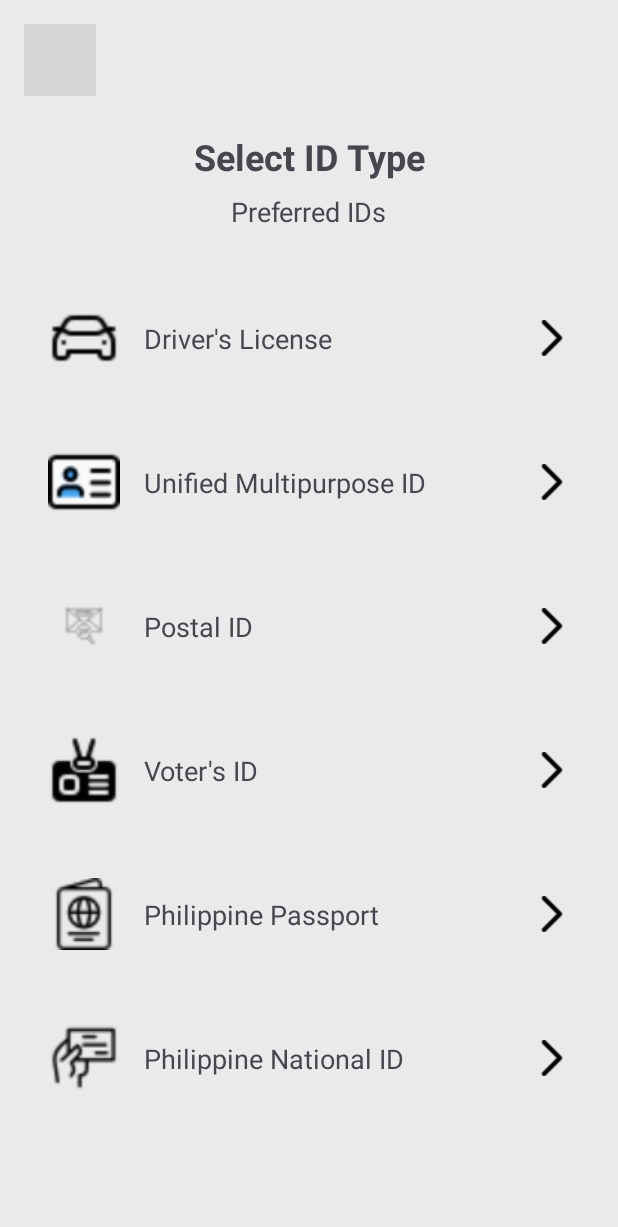
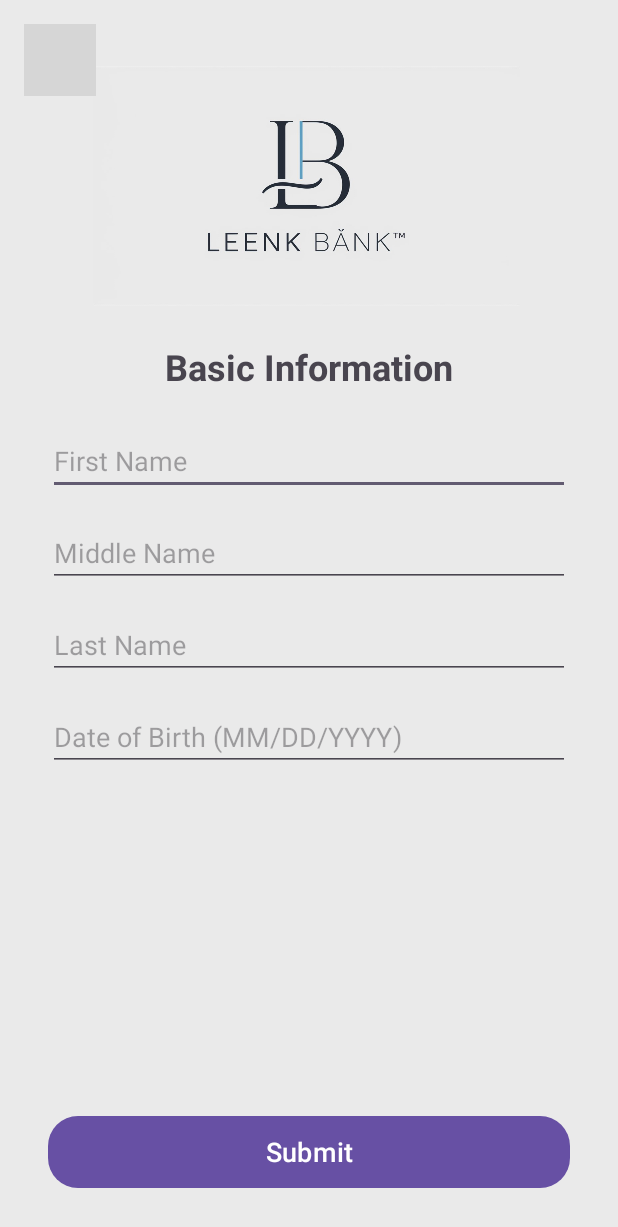
Before and after one commit to nonshas20/Leenk, an Android app: the SelectIdTypeActivity screen opened directly, with no data from a screen before it, after a tap on "Voter's ID", on a phone screen of 412 x 824 dp. Shown: the top 1227 px of the screen. Run offline under Robolectric (Android 15) with nearby library versions, the phone set to English and light mode, and no system bars; our stand-ins replace Firebase (no records; nobody signed in at launch, a user with empty details on screens opened directly); grey boxes are pictures that could not be loaded.

Commit message:
-added basic info activity (di paren nagana cam, bypass muna)

```diff
--- a/app/src/main/AndroidManifest.xml
+++ b/app/src/main/AndroidManifest.xml
@@ -29,6 +29,8 @@
         <activity android:name=".EmailVerificationActivity" />
         <activity android:name=".ScanIdSplashActivity" />
         <activity android:name=".SelectIdTypeActivity" />
+        <activity android:name=".BasicInfoActivity" />
+
 
 
 
--- /dev/null
+++ b/app/src/main/java/com/example/leenk/BasicInfoActivity.java
@@ -0,0 +1,66 @@
+package com.example.leenk;
+
+import androidx.appcompat.app.AppCompatActivity;
+import android.os.Bundle;
+import android.widget.Button;
+import android.widget.EditText;
+import android.widget.ImageButton;
+import android.widget.Toast;
+import com.google.firebase.auth.FirebaseAuth;
+import com.google.firebase.database.DatabaseReference;
+import com.google.firebase.database.FirebaseDatabase;
+
+public class BasicInfoActivity extends AppCompatActivity {
+
+    private EditText etFirstName, etMiddleName, etLastName, etDateOfBirth;
+    private Button btnSubmit;
+    private ImageButton btnBack;
+    private FirebaseAuth mAuth;
+    private DatabaseReference mDatabase;
+
+    @Override
+    protected void onCreate(Bundle savedInstanceState) {
+        super.onCreate(savedInstanceState);
+        setContentView(R.layout.activity_basic_info);
+
+        mAuth = FirebaseAuth.getInstance();
+        mDatabase = FirebaseDatabase.getInstance().getReference();
+
+        etFirstName = findViewById(R.id.etFirstName);
+        etMiddleName = findViewById(R.id.etMiddleName);
+        etLastName = findViewById(R.id.etLastName);
+        etDateOfBirth = findViewById(R.id.etDateOfBirth);
+        btnSubmit = findViewById(R.id.btnSubmit);
+        btnBack = findViewById(R.id.btnBack);
+
+        btnBack.setOnClickListener(v -> finish());
+
+        btnSubmit.setOnClickListener(v -> submitBasicInfo());
+    }
+
+    private void submitBasicInfo() {
+        String firstName = etFirstName.getText().toString().trim();
+        String middleName = etMiddleName.getText().toString().trim();
+        String lastName = etLastName.getText().toString().trim();
+        String dateOfBirth = etDateOfBirth.getText().toString().trim();
+
+        if (firstName.isEmpty() || lastName.isEmpty() || dateOfBirth.isEmpty()) {
+            Toast.makeText(this, "Please fill in all required fields", Toast.LENGTH_SHORT).show();
+            return;
+        }
+
+        String userId = mAuth.getCurrentUser().getUid();
+        DatabaseReference userRef = mDatabase.child("users").child(userId).child("basic_info");
+
+        userRef.child("first_name").setValue(firstName);
+        userRef.child("middle_name").setValue(middleName);
+        userRef.child("last_name").setValue(lastName);
+        userRef.child("date_of_birth").setValue(dateOfBirth)
+                .addOnSuccessListener(aVoid -> {
+                    Toast.makeText(BasicInfoActivity.this, "Basic information saved successfully", Toast.LENGTH_SHORT).show();
+                    // TODO: Navigate to the next activity or finish the process
+                    finish();
+                })
+                .addOnFailureListener(e -> Toast.makeText(BasicInfoActivity.this, "Failed to save information", Toast.LENGTH_SHORT).show());
+    }
+}
--- a/app/src/main/java/com/example/leenk/SelectIdTypeActivity.java
+++ b/app/src/main/java/com/example/leenk/SelectIdTypeActivity.java
@@ -37,9 +37,9 @@ public class SelectIdTypeActivity extends AppCompatActivity {
         tvIdName.setText(idName);
 
         itemView.setOnClickListener(v -> {
-            // TODO: Handle ID type selection
-            // For now, we'll just pass the selected ID type to a placeholder next activity
-
+            Intent intent = new Intent(SelectIdTypeActivity.this, BasicInfoActivity.class);
+            intent.putExtra("SELECTED_ID_TYPE", idName);
+            startActivity(intent);
         });
     }
 }
--- /dev/null
+++ b/app/src/main/res/layout/activity_basic_info.xml
@@ -0,0 +1,110 @@
+<?xml version="1.0" encoding="utf-8"?>
+<androidx.constraintlayout.widget.ConstraintLayout
+    xmlns:android="http://schemas.android.com/apk/res/android"
+    xmlns:app="http://schemas.android.com/apk/res-auto"
+    xmlns:tools="http://schemas.android.com/tools"
+    android:layout_width="match_parent"
+    android:layout_height="match_parent"
+    android:background="@color/background_color"
+    tools:context=".BasicInfoActivity">
+
+    <ImageButton
+        android:id="@+id/btnBack"
+        android:layout_width="48dp"
+        android:layout_height="48dp"
+        android:layout_margin="16dp"
+        android:background="@android:color/transparent"
+        android:src="@drawable/ic_arrow_back"
+        app:layout_constraintStart_toStartOf="parent"
+        app:layout_constraintTop_toTopOf="parent" />
+
+    <ImageView
+        android:id="@+id/ivLogo"
+        android:layout_width="315dp"
+        android:layout_height="160dp"
+        android:layout_marginTop="44dp"
+        android:src="@drawable/leenklogo"
+        app:layout_constraintEnd_toEndOf="parent"
+        app:layout_constraintHorizontal_bias="0.483"
+        app:layout_constraintStart_toStartOf="parent"
+        app:layout_constraintTop_toTopOf="parent" />
+
+    <TextView
+        android:id="@+id/tvTitle"
+        android:layout_width="wrap_content"
+        android:layout_height="wrap_content"
+        android:layout_marginTop="24dp"
+        android:text="Basic Information"
+        android:textSize="24sp"
+        android:textStyle="bold"
+        app:layout_constraintEnd_toEndOf="parent"
+        app:layout_constraintStart_toStartOf="parent"
+        app:layout_constraintTop_toBottomOf="@id/ivLogo" />
+
+    <EditText
+        android:id="@+id/etFirstName"
+        android:layout_width="0dp"
+        android:layout_height="wrap_content"
+        android:layout_marginTop="24dp"
+        android:layout_marginStart="32dp"
+        android:layout_marginEnd="32dp"
+        android:hint="First Name"
+        android:inputType="textPersonName"
+        app:layout_constraintEnd_toEndOf="parent"
+        app:layout_constraintStart_toStartOf="parent"
+        app:layout_constraintTop_toBottomOf="@id/tvTitle" />
+
+    <EditText
+        android:id="@+id/etMiddleName"
+        android:layout_width="0dp"
+        android:layout_height="wrap_content"
+        android:layout_marginTop="16dp"
+        android:layout_marginStart="32dp"
+        android:layout_marginEnd="32dp"
+        android:hint="Middle Name"
+        android:inputType="textPersonName"
+        app:layout_constraintEnd_toEndOf="parent"
+        app:layout_constraintStart_toStartOf="parent"
+        app:layout_constraintTop_toBottomOf="@id/etFirstName" />
+
+    <EditText
+        android:id="@+id/etLastName"
+        android:layout_width="0dp"
+        android:layout_height="wrap_content"
+        android:layout_marginTop="16dp"
+        android:layout_marginStart="32dp"
+        android:layout_marginEnd="32dp"
+        android:hint="Last Name"
+        android:inputType="textPersonName"
+        app:layout_constraintEnd_toEndOf="parent"
+        app:layout_constraintStart_toStartOf="parent"
+        app:layout_constraintTop_toBottomOf="@id/etMiddleName" />
+
+    <EditText
+        android:id="@+id/etDateOfBirth"
+        android:layout_width="0dp"
+        android:layout_height="wrap_content"
+        android:layout_marginTop="16dp"
+        android:layout_marginStart="32dp"
+        android:layout_marginEnd="32dp"
+        android:hint="Date of Birth (MM/DD/YYYY)"
+        android:inputType="date"
+        app:layout_constraintEnd_toEndOf="parent"
+        app:layout_constraintStart_toStartOf="parent"
+        app:layout_constraintTop_toBottomOf="@id/etLastName" />
+
+    <Button
+        android:id="@+id/btnSubmit"
+        android:layout_width="0dp"
+        android:layout_height="wrap_content"
+        android:layout_marginStart="32dp"
+        android:layout_marginEnd="32dp"
+        android:layout_marginBottom="32dp"
+        android:text="Submit"
+        android:textSize="18sp"
+        android:background="@drawable/button_background"
+        app:layout_constraintBottom_toBottomOf="parent"
+        app:layout_constraintEnd_toEndOf="parent"
+        app:layout_constraintStart_toStartOf="parent" />
+
+</androidx.constraintlayout.widget.ConstraintLayout>
```
